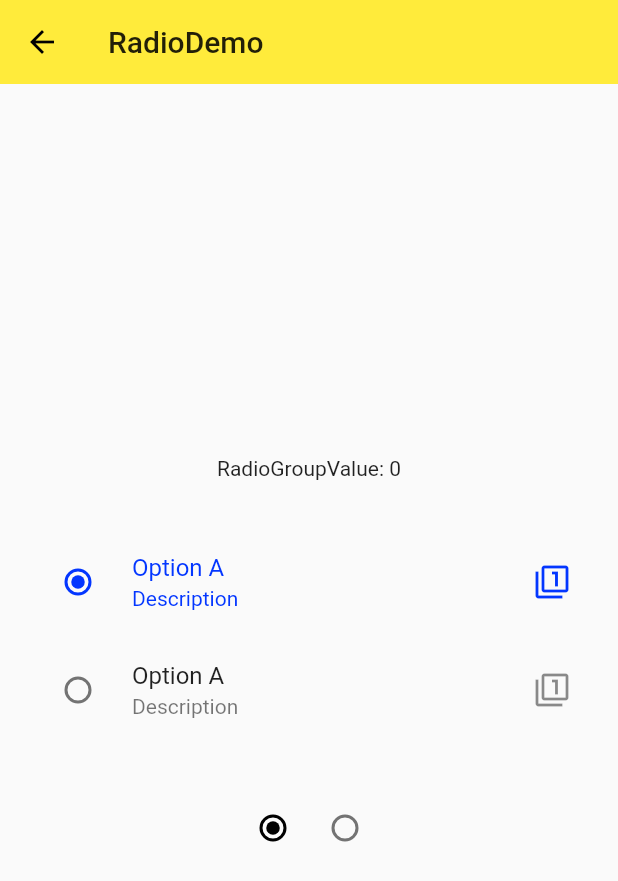
After one commit to smokyfog/flutter-study, a Flutter app: the screen it shows after launch, after a tap on "Radio", on a phone screen of 412 x 824 dp. The commit adds this screen. Shown: the top 881 px of the screen. Run offline on Flutter 3.47's test engine with Material 2 defaults, Android fonts, the phone set to English and light mode, and no system bars.

Commit message:
增加一些输入相关的小部件和引用第三方Wdiget

```diff
--- a/code/lib/demo/material_components.dart
+++ b/code/lib/demo/material_components.dart
@@ -1,9 +1,13 @@
 import 'package:flutter/material.dart';
 import 'package:myapp1/demo/button-demo.dart';
 import 'package:myapp1/demo/checkbox-demo.dart';
+import 'package:myapp1/demo/datetime-demo.dart';
 import 'package:myapp1/demo/floating-action-button-demo.dart';
 import 'package:myapp1/demo/form_demo.dart';
 import 'package:myapp1/demo/popup-menu-button-demo.dart';
+import 'package:myapp1/demo/radio-demo.dart';
+import 'package:myapp1/demo/slider-demo.dart';
+import 'package:myapp1/demo/switch-demo.dart';
 
 class MaterialComponents extends StatelessWidget {
   @override
@@ -15,6 +19,10 @@ class MaterialComponents extends StatelessWidget {
       ),
       body: ListView(
         children: <Widget>[
+          ListItem(title: 'DateTime',page: DateTimeDemo()),
+          ListItem(title: 'Slider',page: SliderDemo()),
+          ListItem(title: 'Switch',page: SwitchDemo()),
+          ListItem(title: 'Radio',page: RadioDemo()),
           ListItem(title: 'CheckBox',page: CheckBoxDemo()),
           ListItem(title: 'formDemo',page: FormDemo()),
           ListItem(title: 'PopupMenuButton', page: PopupMenuButtonDemo()),
--- /dev/null
+++ b/code/lib/demo/radio-demo.dart
@@ -0,0 +1,73 @@
+
+
+import 'package:flutter/material.dart';
+
+class RadioDemo extends StatefulWidget {
+  @override
+  _RadioDemoState createState() => _RadioDemoState();
+}
+
+class _RadioDemoState extends State<RadioDemo> {
+  int _radioGroupA = 0;
+
+  void _handleRadioValueChanged(int value) {
+    setState(() {
+      _radioGroupA = value;
+    });
+  }
+  @override
+  Widget build(BuildContext context) {
+    return Scaffold(
+      appBar: AppBar(
+        title: Text('RadioDemo'),
+        elevation: 0.0,
+      ),
+      body: Container(
+        padding: EdgeInsets.all(16.0),
+        child: Column(
+          mainAxisAlignment: MainAxisAlignment.center,
+          children: <Widget>[
+            Text('RadioGroupValue: $_radioGroupA'),
+            SizedBox(height: 32.0),
+            RadioListTile(
+              value: 0,
+              groupValue: _radioGroupA,
+              onChanged: _handleRadioValueChanged,
+              title: Text('Option A'),
+              subtitle: Text('Description'),
+              secondary: Icon(Icons.filter_1),
+              selected: _radioGroupA == 0,  // 是否选中的判断
+            ),
+            RadioListTile(
+              value: 1,
+              groupValue: _radioGroupA,
+              onChanged: _handleRadioValueChanged,
+              title: Text('Option A'),
+              subtitle: Text('Description'),
+              secondary: Icon(Icons.filter_1),
+              selected: _radioGroupA == 1,  // 是否选中的判断
+            ),
+            SizedBox(height: 32.0),
+            Row(
+              mainAxisAlignment: MainAxisAlignment.center,
+              children: [
+                Radio(
+                  value: 0,
+                  groupValue: _radioGroupA,
+                  onChanged: _handleRadioValueChanged,
+                  activeColor: Colors.black,
+                ),
+                Radio(
+                  value: 1,
+                  groupValue: _radioGroupA,
+                  onChanged: _handleRadioValueChanged,
+                  activeColor: Colors.black,
+                )
+              ],
+            )
+          ],
+        ),
+      ),
+    );
+  }
+}
--- a/code/pubspec.yaml
+++ b/code/pubspec.yaml
@@ -23,6 +23,7 @@ environment:
 dependencies:
   flutter:
     sdk: flutter
+  intl: 0.16.1
 
 
   # The following adds the Cupertino Icons font to your application.
```
Also changed, not shown: code/lib/demo/checkbox-demo.dart (+15 -0 lines), code/lib/demo/datetime-demo.dart (added, +82 -0 lines), code/lib/demo/slider-demo.dart (added, +50 -0 lines), code/lib/demo/switch-demo.dart (added, +63 -0 lines), code/pubspec.lock, 4 other files.
